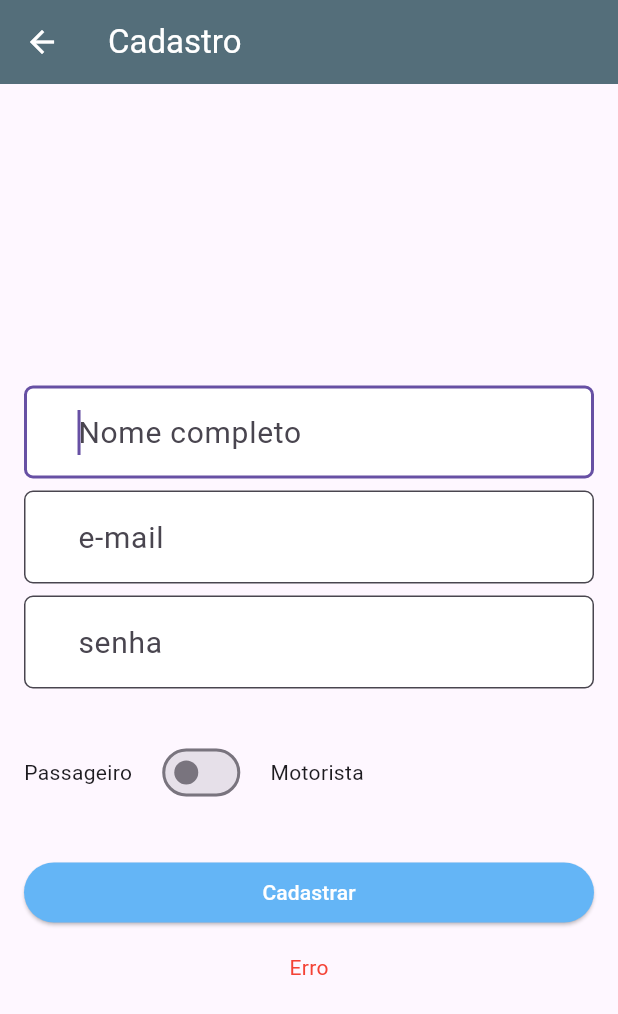
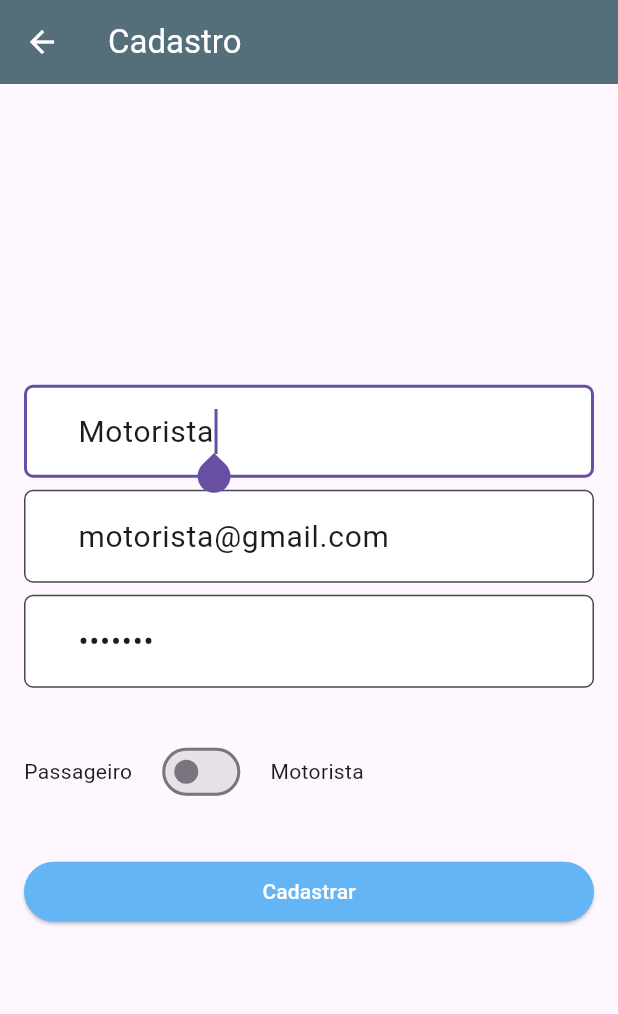
Before and after one commit to Revers-BR/Uber_Flutter_Udemy, a Flutter app: the Cadastro screen opened by its route, after a tap on "Cadastrar", on a phone screen of 412 x 824 dp. Shown: the top 1014 px of the screen. Run offline on Flutter 3.47's test engine with Material 3 defaults, Android fonts, the phone set to English and light mode, and no system bars; our stand-ins replace cloud_firestore, firebase_auth, firebase_core; accounts and stored records are empty; network calls fail.

Commit message:
Adicionado tela do painel de motorista e passageiro

```diff
--- a/lib/config/rotas.dart
+++ b/lib/config/rotas.dart
@@ -2,6 +2,8 @@ import 'package:flutter/material.dart';
 import 'package:uber_flutter_udemy/telas/cadastro.dart';
 import 'package:uber_flutter_udemy/telas/home.dart';
 import 'package:uber_flutter_udemy/telas/login.dart';
+import 'package:uber_flutter_udemy/telas/painel_motorista.dart';
+import 'package:uber_flutter_udemy/telas/painel_passageiro.dart';
 
 class Rotas {
 
@@ -18,6 +20,12 @@ class Rotas {
         break;
       case "/cadastro":
         tela = const Cadastro();
+        break;
+      case "/painel-passageiro":
+        tela = const PainelPassageiro();
+        break;
+      case "/painel-motorista":
+        tela = const PainelMotorista();
         break;
       default:
         tela = _ErroRota();
--- /dev/null
+++ b/lib/model/usuario.dart
@@ -0,0 +1,24 @@
+class ModelUsuario {
+
+  late String nome;
+  late String email;
+  late String senha;
+  late String idUsuario;
+  late String _tipoUsuario;
+
+  Map<String, dynamic> toMap (){
+
+    return {
+      "nome": nome,
+      "email": email,
+      "tipoUsuario": _tipoUsuario
+    };
+  }
+
+  String get getTipoUsuario => _tipoUsuario;
+
+  set tipoUsuario( bool tipoUsuario){
+
+    _tipoUsuario = tipoUsuario ? "Motorista" : "Passageiro";
+  }
+}
--- a/lib/telas/cadastro.dart
+++ b/lib/telas/cadastro.dart
@@ -1,4 +1,7 @@
 import 'package:flutter/material.dart';
+import 'package:uber_flutter_udemy/model/usuario.dart';
+import 'package:firebase_auth/firebase_auth.dart';
+import 'package:cloud_firestore/cloud_firestore.dart';
 
 class Cadastro extends StatefulWidget {
 
@@ -10,10 +13,71 @@ class Cadastro extends StatefulWidget {
 
 class _Cadastro extends State<Cadastro> {
 
-  final TextEditingController _nomeController = TextEditingController();
-  final TextEditingController _emailController = TextEditingController();
-  final TextEditingController _senhaController = TextEditingController();
+  final TextEditingController _nomeController = TextEditingController(text: "Motorista");
+  final TextEditingController _emailController = TextEditingController(text: "motorista@gmail.com");
+  final TextEditingController _senhaController = TextEditingController(text: "1234567");
+  final FirebaseFirestore _firestore = FirebaseFirestore.instance;
+  final FirebaseAuth _auth = FirebaseAuth.instance;
+
   bool _tipoUsuario = false;
+  String _msgErro = "";
+
+  void _cadastrarUsuario(ModelUsuario usuario){
+
+    _auth.createUserWithEmailAndPassword(
+      email: usuario.email,
+      password: usuario.senha
+    ).then((usuarioFirebase){
+
+      usuario.idUsuario = usuarioFirebase.user!.uid;
+
+      _firestore.collection("Usuarios")
+        .doc(usuario.idUsuario)
+        .set( usuario.toMap())
+        .then((_){
+
+          String rota = "/painel-";
+
+          switch (usuario.getTipoUsuario) {
+            case "Motorista":
+              rota += "motorista";
+              break;
+            case "Passageiro":
+              rota += "passageiro";
+          }
+
+          Navigator.pushNamedAndRemoveUntil(context, rota, (route) => false);
+        }).catchError((_){
+          _msgErro = "Erro ao inserir dados no banco de dados!";
+        });
+    }).catchError((_){
+      _msgErro = "Erro ao cadastrar usuário!";
+    });
+  }
+
+  void _validarDados(){
+
+    final nome = _nomeController.text;
+    final email = _emailController.text;
+    final senha = _senhaController.text;
+
+    if(nome.isNotEmpty && (email.isNotEmpty && email.contains('@')) && senha.length > 6){
+
+      final ModelUsuario usuario = ModelUsuario();
+      usuario.email = email;
+      usuario.nome = nome;
+      usuario.senha = senha;
+      usuario.tipoUsuario = _tipoUsuario;
+
+      _cadastrarUsuario(usuario);
+
+    }else {
+      setState(() => _msgErro =
+        "Verifique se campo nome, email, senha não está vazio\n\n"
+        "E se campo e-mail tem @, e senha tem no minimo 7 caracters"
+      );
+    }
+  }
 
   @override
   Widget build (BuildContext context) {
@@ -104,16 +168,16 @@ class _Cadastro extends State<Cadastro> {
                   ),
 
                   ElevatedButton(
-                    onPressed: (){},
+                    onPressed: _validarDados,
                     child: const Text("Cadastrar")
                   ),
 
-                  const Padding(
-                    padding: EdgeInsets.only(top: 16),
+                  Padding(
+                    padding: const EdgeInsets.only(top: 16),
                     child: Center(
                       child: Text(
-                        "Erro",
-                        style: TextStyle(
+                        _msgErro,
+                        style: const TextStyle(
                           color: Colors.red
                         ),
                       ),
```
Also changed, not shown: lib/main.dart (+12 -1 lines), lib/telas/painel_motorista.dart (added, +22 -0 lines), lib/telas/painel_passageiro.dart (added, +22 -0 lines), lib/config/firebase_options.dart.
